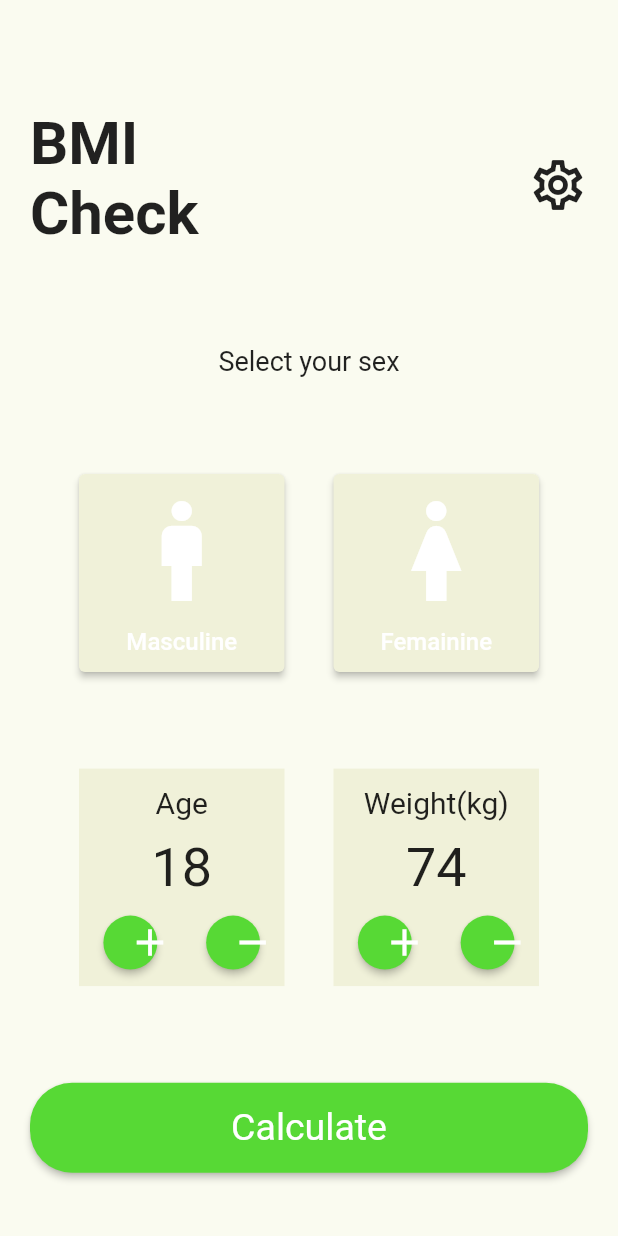
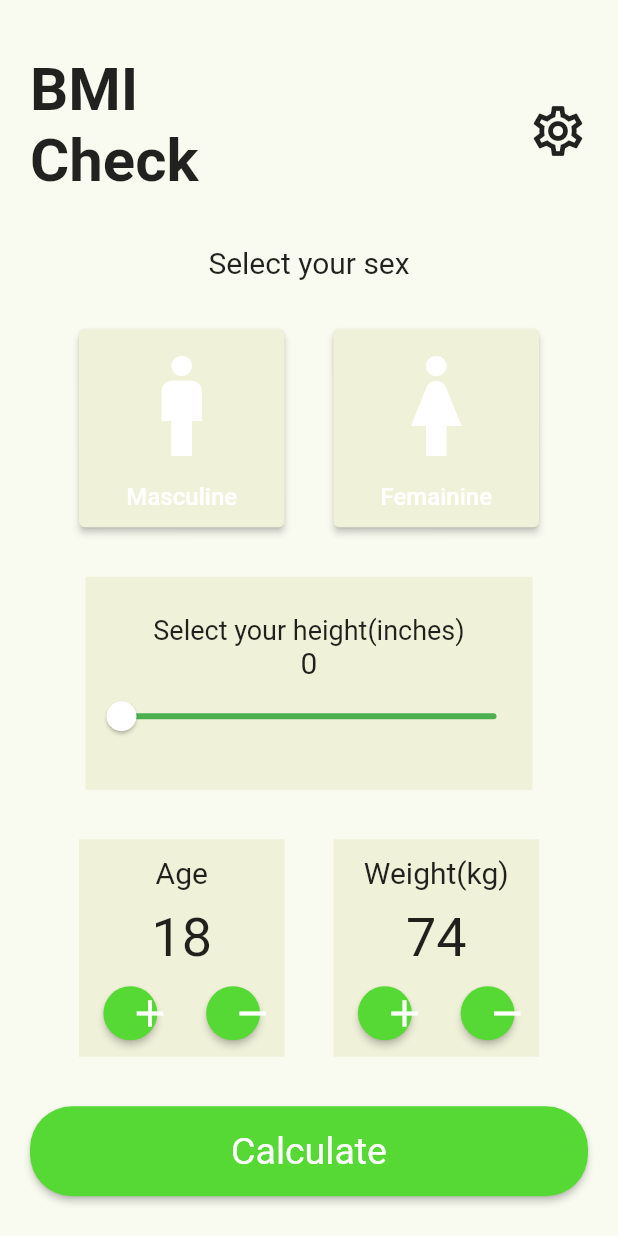
Before and after one commit to Alireza-Seif/BMI, a Flutter app: the screen it shows after launch, on a phone screen of 412 x 824 dp. Run offline on Flutter 3.47's test engine with Material 2 defaults, Android fonts, the phone set to English and light mode, and no system bars.

Commit message:
feat: add height widget

```diff
--- a/lib/screens/homePage.dart
+++ b/lib/screens/homePage.dart
@@ -1,6 +1,7 @@
 import 'package:first/components/button/elevated_button.dart';
 import 'package:first/widgets/Bottom_widgets.dart';
 import 'package:first/widgets/gender_widgets.dart';
+import 'package:first/widgets/height_widgets.dart';
 import 'package:flutter/material.dart';
 
 class HomePage extends StatelessWidget {
@@ -14,7 +15,7 @@ class HomePage extends StatelessWidget {
           width: double.infinity,
           height: double.infinity,
           color: const Color(0xFFFAFBF0),
-          padding: const EdgeInsets.fromLTRB(20, 40, 20, 10),
+          padding: const EdgeInsets.fromLTRB(20, 20, 20, 10),
           child: Column(
             mainAxisAlignment: MainAxisAlignment.spaceAround,
             children: [
@@ -47,9 +48,10 @@ class HomePage extends StatelessWidget {
               ),
               const Text(
                 'Select your sex',
-                style: TextStyle(fontSize: 18),
+                style: TextStyle(fontSize: 20),
               ),
               const GenderWidget(),
+              const HeightWidget(),
               const BottomWidgets(),
               SizedBox(
                 width: 400,
--- /dev/null
+++ b/lib/widgets/height_widgets.dart
@@ -0,0 +1,62 @@
+import 'package:flutter/material.dart';
+
+class HeightWidget extends StatefulWidget {
+  const HeightWidget({Key? key}) : super(key: key);
+
+  @override
+  State<HeightWidget> createState() => _HeightWidgetState();
+}
+
+class _HeightWidgetState extends State<HeightWidget> {
+  double _height = 0.0;
+
+  @override
+  Widget build(BuildContext context) {
+    return Container(
+      width: 298,
+      height: 142,
+      color: const Color(0xFFF0F1D9),
+      child: Column(
+        mainAxisAlignment: MainAxisAlignment.center,
+        children: [
+          const Text(
+            'Select your height(inches)',
+            style: TextStyle(fontSize: 18),
+          ),
+          AnimatedLineWidget(value: _height / 100),
+          Slider(
+            value: _height,
+            min: 0.0,
+            max: 300.0,
+            onChanged: (newValue) {
+              setState(() {
+                _height = newValue;
+              });
+            },
+            activeColor: const Color(0xFF57D935),
+            inactiveColor: Colors.green,
+            thumbColor: Colors.white,
+          ),
+        ],
+      ),
+    );
+  }
+}
+
+class AnimatedLineWidget extends StatelessWidget {
+  final double value;
+
+  const AnimatedLineWidget({Key? key, required this.value}) : super(key: key);
+
+  @override
+  Widget build(BuildContext context) {
+    return Column(
+      children: [
+        Text(
+          (value * 100).toInt().toString(), // تغییر این خط
+          style: const TextStyle(fontSize: 20.0),
+        ),
+      ],
+    );
+  }
+}
```
